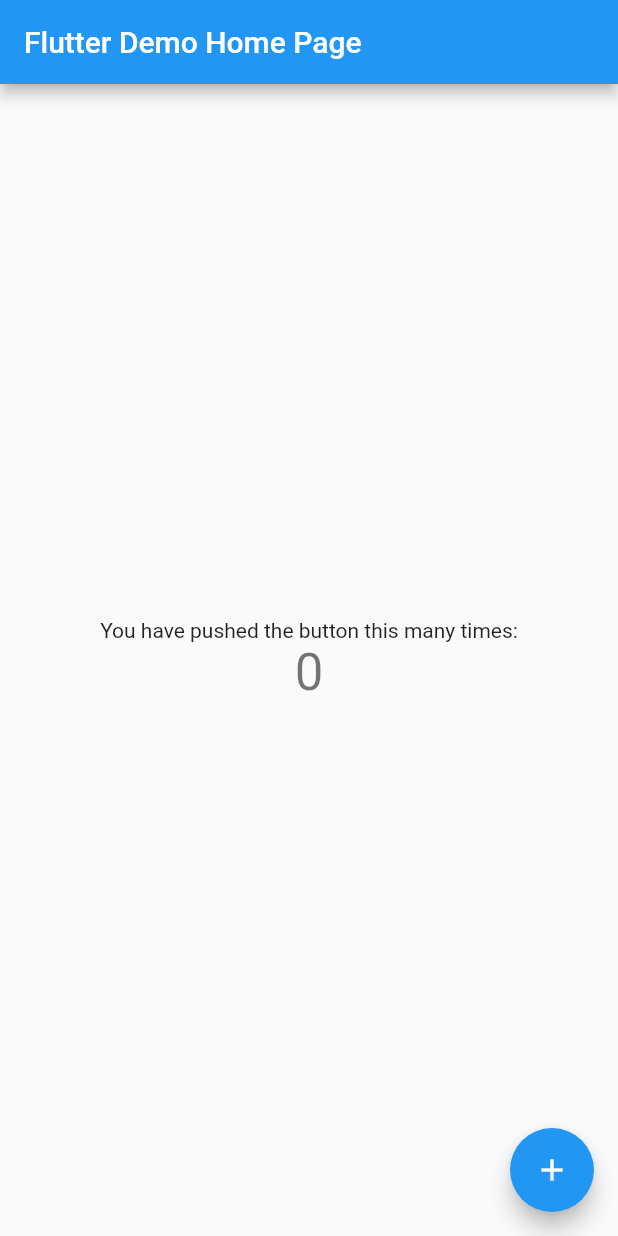
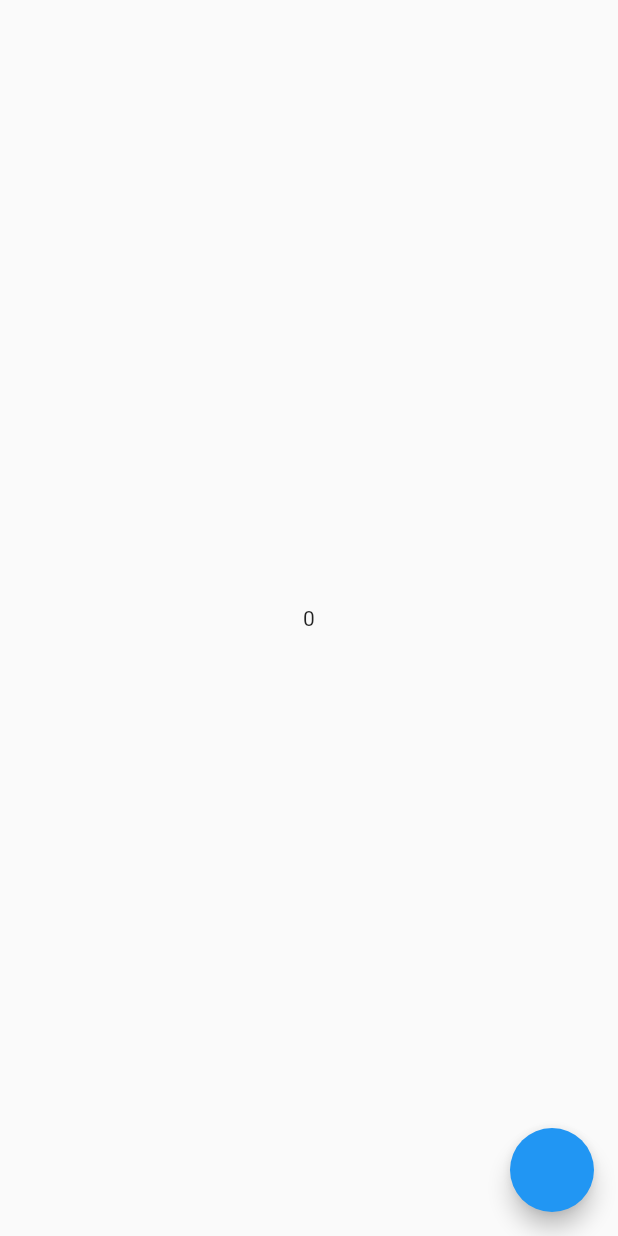
Before and after one commit to iisyos/playground, a Flutter app: the screen it shows after launch, on a phone screen of 412 x 824 dp. Run offline on Flutter 3.47's test engine with Material 2 defaults, Android fonts, the phone set to English and light mode, and no system bars; our stand-ins replace flutter_riverpod.

Commit message:
ボタンで足すアプリ #2

```diff
--- a/lib/main.dart
+++ b/lib/main.dart
@@ -1,8 +1,16 @@
 import 'package:flutter/material.dart';
+import 'package:flutter_riverpod/flutter_riverpod.dart';
+void main() {
+  runApp(
+      const ProviderScope(
+          child:  MyApp())
+  );
+}
 
-void main() {
-  runApp(const MyApp());
-}
+
+final counterProvider = StateProvider((ref) {
+  return 0;
+});
 
 class MyApp extends StatelessWidget {
   const MyApp({Key? key}) : super(key: key);
@@ -13,103 +21,29 @@ class MyApp extends StatelessWidget {
     return MaterialApp(
       title: 'Flutter Demo',
       theme: ThemeData(
-        // This is the theme of your application.
-        //
-        // Try running your application with "flutter run". You'll see the
-        // application has a blue toolbar. Then, without quitting the app, try
-        // changing the primarySwatch below to Colors.green and then invoke
-        // "hot reload" (press "r" in the console where you ran "flutter run",
-        // or simply save your changes to "hot reload" in a Flutter IDE).
-        // Notice that the counter didn't reset back to zero; the application
-        // is not restarted.
         primarySwatch: Colors.blue,
       ),
-      home: const MyHomePage(title: 'Flutter Demo Home Page'),
+      home:const Home()
     );
   }
 }
 
-class MyHomePage extends StatefulWidget {
-  const MyHomePage({Key? key, required this.title}) : super(key: key);
-
-  // This widget is the home page of your application. It is stateful, meaning
-  // that it has a State object (defined below) that contains fields that affect
-  // how it looks.
-
-  // This class is the configuration for the state. It holds the values (in this
-  // case the title) provided by the parent (in this case the App widget) and
-  // used by the build method of the State. Fields in a Widget subclass are
-  // always marked "final".
-
-  final String title;
+class Home extends ConsumerWidget {
+  const Home({
+    Key? key,
+  }) : super(key: key);
 
   @override
-  State<MyHomePage> createState() => _MyHomePageState();
-}
+  Widget build(BuildContext context, WidgetRef ref) {
+    return Scaffold(
+      body: Center(
+        child: Container(
+          child: Text('${ref.watch(counterProvider.state).state}'),
+        ),
 
-class _MyHomePageState extends State<MyHomePage> {
-  int _counter = 0;
-
-  void _incrementCounter() {
-    setState(() {
-      // This call to setState tells the Flutter framework that something has
-      // changed in this State, which causes it to rerun the build method below
-      // so that the display can reflect the updated values. If we changed
-      // _counter without calling setState(), then the build method would not be
-      // called again, and so nothing would appear to happen.
-      _counter++;
-    });
-  }
-
-  @override
-  Widget build(BuildContext context) {
-    // This method is rerun every time setState is called, for instance as done
-    // by the _incrementCounter method above.
-    //
-    // The Flutter framework has been optimized to make rerunning build methods
-    // fast, so that you can just rebuild anything that needs updating rather
-    // than having to individually change instances of widgets.
-    return Scaffold(
-      appBar: AppBar(
-        // Here we take the value from the MyHomePage object that was created by
-        // the App.build method, and use it to set our appbar title.
-        title: Text(widget.title),
-      ),
-      body: Center(
-        // Center is a layout widget. It takes a single child and positions it
-        // in the middle of the parent.
-        child: Column(
-          // Column is also a layout widget. It takes a list of children and
-          // arranges them vertically. By default, it sizes itself to fit its
-          // children horizontally, and tries to be as tall as its parent.
-          //
-          // Invoke "debug painting" (press "p" in the console, choose the
-          // "Toggle Debug Paint" action from the Flutter Inspector in Android
-          // Studio, or the "Toggle Debug Paint" command in Visual Studio Code)
-          // to see the wireframe for each widget.
-          //
-          // Column has various properties to control how it sizes itself and
-          // how it positions its children. Here we use mainAxisAlignment to
-          // center the children vertically; the main axis here is the vertical
-          // axis because Columns are vertical (the cross axis would be
-          // horizontal).
-          mainAxisAlignment: MainAxisAlignment.center,
-          children: <Widget>[
-            const Text(
-              'You have pushed the button this many times:',
-            ),
-            Text(
-              '$_counter',
-              style: Theme.of(context).textTheme.headline4,
-            ),
-          ],
-        ),
-      ),
-      floatingActionButton: FloatingActionButton(
-        onPressed: _incrementCounter,
-        tooltip: 'Increment',
-        child: const Icon(Icons.add),
-      ), // This trailing comma makes auto-formatting nicer for build methods.
+      ),floatingActionButton: FloatingActionButton(
+      onPressed:()=> ref.read(counterProvider.state).state++,
+    ),
     );
   }
 }
```
